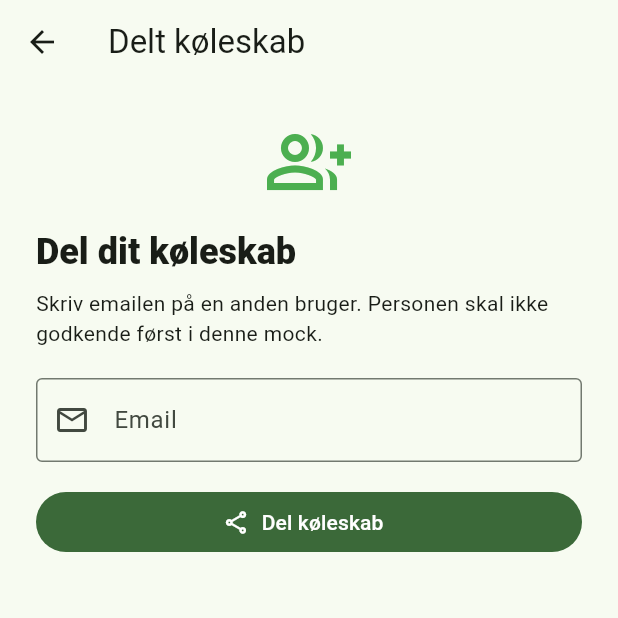
After one commit to FrostyDrake/Fridge-Tracker_v1, a Flutter app: the screen it shows once a user with an empty profile is signed in, after a tap on the "groups" icon, on a phone screen of 412 x 824 dp, the top half of it. The commit adds this screen. Run offline on Flutter 3.47's test engine with Material 3 defaults, Android fonts, the phone set to English and light mode, and no system bars; our stand-ins replace cloud_firestore, firebase_auth, firebase_core, flutter_local_notifications, flutter_timezone, image_picker and 1 more; missing offline and left inert: google_mlkit_text_recognition, mobile_scanner; accounts and stored records are empty.

Commit message:
startet på shared fridge

```diff
--- a/lib/screens/fridge_overview_screen.dart
+++ b/lib/screens/fridge_overview_screen.dart
@@ -11,6 +11,7 @@ import 'barcode_confirmation_screen.dart';
 import 'barcode_scanner_screen.dart';
 import 'ocr_scanner_screen.dart';
 import 'recipe_suggestions_screen.dart';
+import 'shared_fridge_members_screen.dart';
 
 class FridgeOverviewScreen extends StatefulWidget {
   const FridgeOverviewScreen({super.key, required this.userId});
@@ -46,6 +47,13 @@ class _FridgeOverviewScreenState extends State<FridgeOverviewScreen> {
       MaterialPageRoute(
         builder: (_) => RecipeSuggestionsScreen(userId: userId),
       ),
+    );
+  }
+
+  void _goToSharedFridge(BuildContext context) {
+    Navigator.push(
+      context,
+      MaterialPageRoute(builder: (_) => const SharedFridgeMembersScreen()),
     );
   }
 
@@ -411,7 +419,12 @@ class _FridgeOverviewScreenState extends State<FridgeOverviewScreen> {
         _syncExpiryNotifications(allItems);
 
         if (allItems.isEmpty) {
-          return _emptyView(context);
+          return Column(
+            children: [
+              _sharedFridgeCard(context),
+              Expanded(child: _emptyView(context)),
+            ],
+          );
         }
 
         final categories = _availableCategories(allItems);
@@ -425,6 +438,7 @@ class _FridgeOverviewScreenState extends State<FridgeOverviewScreen> {
 
         return Column(
           children: [
+            _sharedFridgeCard(context),
             _filterBar(
               context,
               categories: categories,
@@ -443,6 +457,35 @@ class _FridgeOverviewScreenState extends State<FridgeOverviewScreen> {
                     ),
             ),
           ],
+        );
+      },
+    );
+  }
+
+  Widget _sharedFridgeCard(BuildContext context) {
+    return ValueListenableBuilder<String?>(
+      valueListenable: SharedFridgeMockState.sharedEmail,
+      builder: (context, sharedEmail, _) {
+        if (sharedEmail == null) {
+          return const SizedBox.shrink();
+        }
+
+        return Padding(
+          padding: const EdgeInsets.fromLTRB(16, 12, 16, 0),
+          child: Card(
+            elevation: 0,
+            shape: RoundedRectangleBorder(
+              borderRadius: BorderRadius.circular(8),
+              side: BorderSide(color: Theme.of(context).dividerColor),
+            ),
+            child: ListTile(
+              leading: const Icon(Icons.groups_outlined),
+              title: const Text('F\u00e6lles k\u00f8leskab'),
+              subtitle: Text('Delt med $sharedEmail'),
+              trailing: const Icon(Icons.chevron_right),
+              onTap: () => _goToSharedFridge(context),
+            ),
+          ),
         );
       },
     );
@@ -1010,6 +1053,11 @@ class _FridgeOverviewScreenState extends State<FridgeOverviewScreen> {
         title: const Text('Mit køleskab'),
         actions: [
           IconButton(
+            onPressed: () => _goToSharedFridge(context),
+            tooltip: 'Delt k\u00f8leskab',
+            icon: const Icon(Icons.groups_outlined),
+          ),
+          IconButton(
             onPressed: () => _goToRecipeSuggestions(context),
             tooltip: 'Opskrifter',
             icon: const Icon(Icons.restaurant_menu),
--- /dev/null
+++ b/lib/screens/shared_fridge_members_screen.dart
@@ -0,0 +1,118 @@
+import 'package:flutter/material.dart';
+
+class SharedFridgeMockState {
+  static final sharedEmail = ValueNotifier<String?>(null);
+}
+
+class SharedFridgeMembersScreen extends StatefulWidget {
+  const SharedFridgeMembersScreen({super.key});
+
+  @override
+  State<SharedFridgeMembersScreen> createState() =>
+      _SharedFridgeMembersScreenState();
+}
+
+class _SharedFridgeMembersScreenState extends State<SharedFridgeMembersScreen> {
+  final _emailController = TextEditingController();
+
+  @override
+  void dispose() {
+    _emailController.dispose();
+    super.dispose();
+  }
+
+  void _shareFridge() {
+    final email = _emailController.text.trim();
+    if (email.isEmpty) {
+      ScaffoldMessenger.of(context).showSnackBar(
+        const SnackBar(content: Text('Skriv en email f\u00f8rst')),
+      );
+      return;
+    }
+
+    SharedFridgeMockState.sharedEmail.value = email;
+    ScaffoldMessenger.of(
+      context,
+    ).showSnackBar(SnackBar(content: Text('K\u00f8leskabet deles med $email')));
+  }
+
+  void _stopSharing() {
+    SharedFridgeMockState.sharedEmail.value = null;
+    _emailController.clear();
+  }
+
+  @override
+  Widget build(BuildContext context) {
+    return Scaffold(
+      appBar: AppBar(title: const Text('Delt k\u00f8leskab')),
+      body: ValueListenableBuilder<String?>(
+        valueListenable: SharedFridgeMockState.sharedEmail,
+        builder: (context, sharedEmail, _) {
+          final isShared = sharedEmail != null;
+
+          return ListView(
+            padding: const EdgeInsets.all(24),
+            children: [
+              Icon(
+                isShared ? Icons.groups : Icons.group_add_outlined,
+                size: 56,
+                color: Colors.green,
+              ),
+              const SizedBox(height: 16),
+              Text(
+                isShared ? 'K\u00f8leskabet er delt' : 'Del dit k\u00f8leskab',
+                style: Theme.of(context).textTheme.headlineSmall?.copyWith(
+                  fontWeight: FontWeight.w800,
+                ),
+              ),
+              const SizedBox(height: 8),
+              Text(
+                isShared
+                    ? '$sharedEmail kan nu ses som medlem i denne mock.'
+                    : 'Skriv emailen p\u00e5 en anden bruger. Personen skal ikke godkende f\u00f8rst i denne mock.',
+              ),
+              const SizedBox(height: 20),
+              TextField(
+                controller: _emailController,
+                keyboardType: TextInputType.emailAddress,
+                decoration: const InputDecoration(
+                  labelText: 'Email',
+                  hintText: 'fx example@example.com',
+                  border: OutlineInputBorder(),
+                  prefixIcon: Icon(Icons.email_outlined),
+                ),
+              ),
+              const SizedBox(height: 16),
+              FilledButton.icon(
+                onPressed: _shareFridge,
+                icon: const Icon(Icons.share_outlined),
+                label: const Text('Del k\u00f8leskab'),
+              ),
+              if (isShared) ...[
+                const SizedBox(height: 24),
+                Card(
+                  elevation: 0,
+                  shape: RoundedRectangleBorder(
+                    borderRadius: BorderRadius.circular(8),
+                    side: BorderSide(color: Theme.of(context).dividerColor),
+                  ),
+                  child: ListTile(
+                    leading: const Icon(Icons.groups_outlined),
+                    title: const Text('Medlem'),
+                    subtitle: Text(sharedEmail),
+                    trailing: const Chip(label: Text('shared')),
+                  ),
+                ),
+                TextButton.icon(
+                  onPressed: _stopSharing,
+                  icon: const Icon(Icons.close),
+                  label: const Text('Stop deling'),
+                ),
+              ],
+            ],
+          );
+        },
+      ),
+    );
+  }
+}
```
